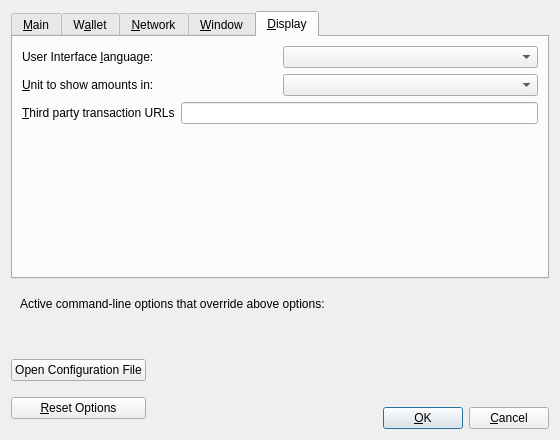
This is src/qt/forms/optionsdialog.ui in farsider350/AustraliaCash-Core as Qt 5 draws it before an edit. The edited form follows.
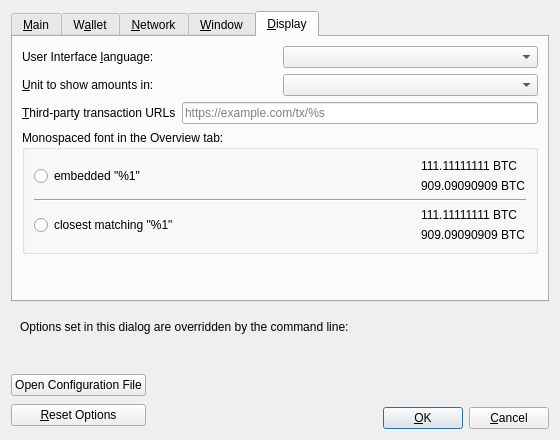
This is the edited form. The open tabs and pages were chosen to show the change. Custom widgets are drawn as their Qt base class.

Patch:
```diff
--- a/src/qt/forms/optionsdialog.ui
+++ b/src/qt/forms/optionsdialog.ui
@@ -610,7 +610,7 @@
             <string>Third party URLs (e.g. a block explorer) that appear in the transactions tab as context menu items. %s in the URL is replaced by transaction hash. Multiple URLs are separated by vertical bar |.</string>
            </property>
            <property name="text">
-            <string>&amp;Third party transaction URLs</string>
+            <string>&amp;Third-party transaction URLs</string>
            </property>
            <property name="buddy">
             <cstring>thirdPartyTxUrls</cstring>
@@ -620,12 +620,115 @@
          <item>
           <widget class="QLineEdit" name="thirdPartyTxUrls">
            <property name="toolTip">
-            <string>Third party URLs (e.g. a block explorer) that appear in the transactions tab as context menu items. %s in the URL is replaced by transaction hash. Multiple URLs are separated by vertical bar |.</string>
+            <string>Third-party URLs (e.g. a block explorer) that appear in the transactions tab as context menu items. %s in the URL is replaced by transaction hash. Multiple URLs are separated by vertical bar |.</string>
+           </property>
+           <property name="placeholderText">
+            <string notr="true">https://example.com/tx/%s</string>
            </property>
           </widget>
          </item>
         </layout>
        </item>
+       <item>
+        <widget class="QGroupBox" name="font_groupBox">
+         <property name="title">
+          <string>Monospaced font in the Overview tab:</string>
+         </property>
+         <layout class="QVBoxLayout" name="font_verticalLayout">
+          <item>
+           <layout class="QHBoxLayout" name="embeddedFont_horizontalLayout">
+            <item>
+             <widget class="QRadioButton" name="embeddedFont_radioButton">
+              <property name="text">
+               <string>embedded &quot;%1&quot;</string>
+              </property>
+             </widget>
+            </item>
+            <item>
+             <spacer name="embeddedFont_horizontalSpacer">
+              <property name="orientation">
+               <enum>Qt::Horizontal</enum>
+              </property>
+              <property name="sizeHint" stdset="0">
+               <size>
+                <width>40</width>
+                <height>20</height>
+               </size>
+              </property>
+             </spacer>
+            </item>
+            <item>
+             <layout class="QVBoxLayout" name="embeddedFont_verticalLayout">
+              <item>
+               <widget class="QLabel" name="embeddedFont_label_1">
+                <property name="text">
+                 <string notr="true">111.11111111 BTC</string>
+                </property>
+               </widget>
+              </item>
+              <item>
+               <widget class="QLabel" name="embeddedFont_label_9">
+                <property name="text">
+                 <string notr="true">909.09090909 BTC</string>
+                </property>
+               </widget>
+              </item>
+             </layout>
+            </item>
+           </layout>
+          </item>
+          <item>
+           <widget class="Line" name="font_line">
+            <property name="orientation">
+             <enum>Qt::Horizontal</enum>
+            </property>
+           </widget>
+          </item>
+          <item>
+           <layout class="QHBoxLayout" name="systemFont_horizontalLayout">
+            <item>
+             <widget class="QRadioButton" name="systemFont_radioButton">
+              <property name="text">
+               <string>closest matching &quot;%1&quot;</string>
+              </property>
+             </widget>
+            </item>
+            <item>
+             <spacer name="systemFont_horizontalSpacer">
+              <property name="orientation">
+               <enum>Qt::Horizontal</enum>
+              </property>
+              <property name="sizeHint" stdset="0">
+               <size>
+                <width>40</width>
+                <height>20</height>
+               </size>
+              </property>
+             </spacer>
+            </item>
+            <item>
+             <layout class="QVBoxLayout" name="systemFont_verticalLayout">
+              <item>
+               <widget class="QLabel" name="systemFont_label_1">
+                <property name="text">
+                 <string notr="true">111.11111111 BTC</string>
+                </property>
+               </widget>
+              </item>
+              <item>
+               <widget class="QLabel" name="systemFont_label_9">
+                <property name="text">
+                 <string notr="true">909.09090909 BTC</string>
+                </property>
+               </widget>
+              </item>
+             </layout>
+            </item>
+           </layout>
+          </item>
+         </layout>
+        </widget>
+       </item>
        <item>
         <spacer name="verticalSpacer_Display">
          <property name="orientation">
@@ -651,7 +754,7 @@
         <item>
          <widget class="QLabel" name="overriddenByCommandLineInfoLabel">
           <property name="text">
-           <string>Active command-line options that override above options:</string>
+           <string>Options set in this dialog are overridden by the command line:</string>
           </property>
           <property name="textFormat">
            <enum>Qt::PlainText</enum>
```
Left out of the diff: 168 changed lines with no effect on the pictures.
